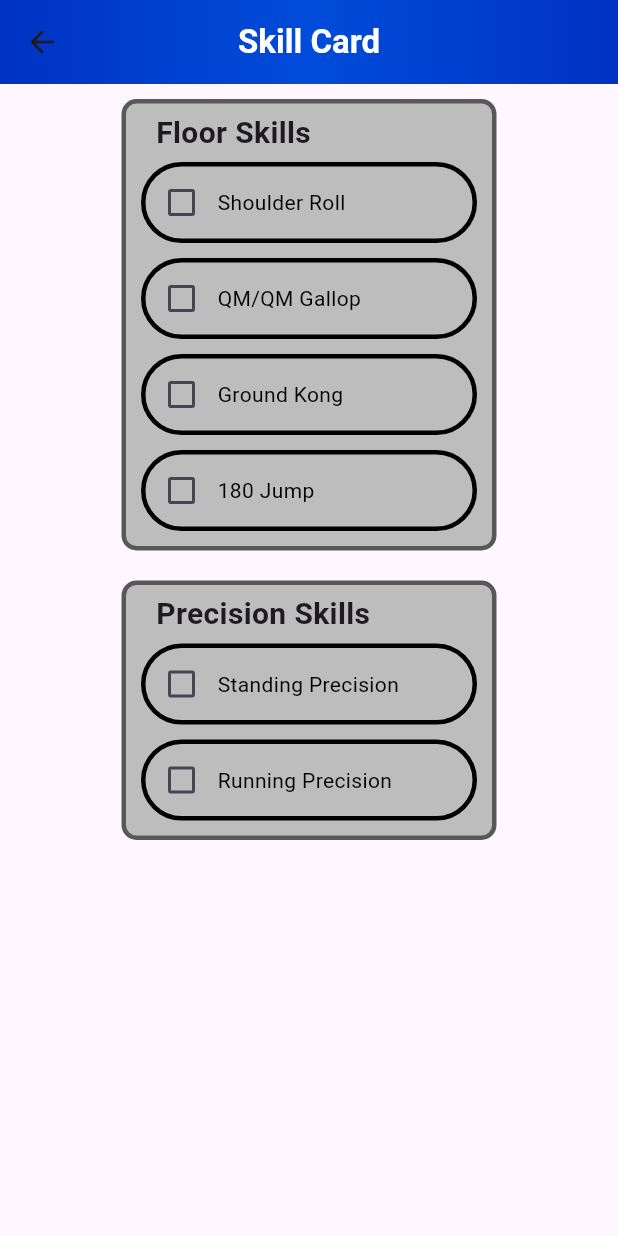
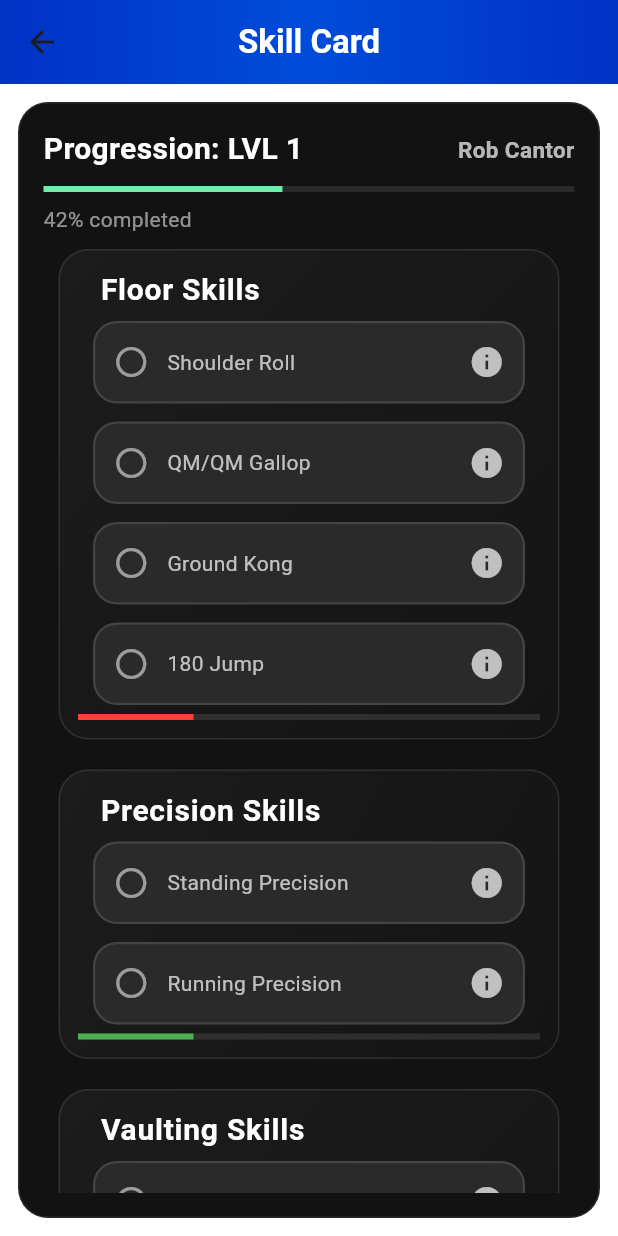
Before and after one commit to Legendaryswordsman2/Rogue-Journeys, a Flutter app: the SkillCardPage screen opened directly, on a phone screen of 412 x 824 dp. Run offline on Flutter 3.47's test engine with Material 3 defaults, Android fonts, the phone set to English and light mode, and no system bars; our stand-ins replace auto_size_text.

Commit message:
Added more to Skill Card Page

```diff
--- a/lib/pages/skill_card_page.dart
+++ b/lib/pages/skill_card_page.dart
@@ -15,8 +15,8 @@ class SkillCardPage extends StatelessWidget {
   @override
   Widget build(BuildContext context) {
     return Scaffold(
+      backgroundColor: Colors.white10,
       appBar: AppBar(
-        // toolbarHeight: 200,
         centerTitle: true,
         title: Text(
           "Skill Card",
@@ -28,19 +28,106 @@ class SkillCardPage extends StatelessWidget {
 
         flexibleSpace: AppbarGradientContainer(),
       ),
-      body: Column(
-        crossAxisAlignment: .center,
+      body: SkillCardView(skillCardDefinition: skillCardDefinition),
+      // body: Column(
+      //   crossAxisAlignment: .center,
+      //   children: [
+      //     SkillCategoryBlock(
+      //       skillCategoryDefinition:
+      //           skillCardDefinition.skillCategories[0],
+      //     ),
+      //     SkillCategoryBlock(
+      //       skillCategoryDefinition:
+      //           skillCardDefinition.skillCategories[1],
+      //     ),
+      //   ],
+      // ),
+    );
+  }
+}
+
+class SkillCardView extends StatelessWidget {
+  const SkillCardView({super.key, required this.skillCardDefinition});
+
+  final SkillCardDefinition skillCardDefinition;
+
+  @override
+  Widget build(BuildContext context) {
+    return Container(
+      margin: EdgeInsets.all(12),
+      padding: EdgeInsets.all(16),
+      decoration: BoxDecoration(
+        borderRadius: BorderRadius.circular(20),
+        color: Color(0xFF121212),
+        border: Border.all(color: Colors.white10),
+      ),
+      child: Column(
         children: [
-          SkillCategoryBlock(
-            skillCategoryDefinition:
-                skillCardDefinition.skillCategories[0],
+          ProgressHeader(),
+
+          Expanded(
+            child: ScrollConfiguration(
+              behavior: ScrollConfiguration.of(
+                context,
+              ).copyWith(overscroll: false),
+              child: ListView(
+                children: skillCardDefinition.skillCategories
+                    .map(
+                      (skillCategory) => SkillCategoryBlock(
+                        skillCategoryDefinition: skillCategory,
                       ),
-          SkillCategoryBlock(
-            skillCategoryDefinition:
-                skillCardDefinition.skillCategories[1],
+                    )
+                    .toList(),
+              ),
+            ),
           ),
         ],
       ),
+    );
+  }
+}
+
+class ProgressHeader extends StatelessWidget {
+  const ProgressHeader({super.key});
+
+  @override
+  Widget build(BuildContext context) {
+    return Column(
+      crossAxisAlignment: .start,
+      children: [
+        Row(
+          mainAxisAlignment: .spaceBetween,
+          children: [
+            Text(
+              "Progression: LVL 1",
+              style: TextStyle(
+                fontSize: 20,
+                fontWeight: FontWeight.bold,
+                color: Colors.white,
+              ),
+            ),
+            Text(
+              "Rob Cantor",
+              style: TextStyle(
+                fontSize: 15,
+                fontWeight: FontWeight.bold,
+                color: Colors.white70,
+              ),
+            ),
+          ],
+        ),
+        SizedBox(height: 10),
+        LinearProgressIndicator(
+          value: 0.45,
+          backgroundColor: Colors.white10,
+          valueColor: AlwaysStoppedAnimation(Colors.greenAccent),
+        ),
+        SizedBox(height: 8),
+        Text(
+          "42% completed",
+          style: TextStyle(color: Colors.white54),
+        ),
+      ],
     );
   }
 }
@@ -55,19 +142,20 @@ class SkillCategoryBlock extends StatelessWidget {
 
   @override
   Widget build(BuildContext context) {
-    return Center(
-      child: Container(
+    return Container(
       margin: EdgeInsets.symmetric(vertical: 10, horizontal: 10),
-        padding: EdgeInsets.all(5),
+      padding: EdgeInsets.all(12),
       decoration: BoxDecoration(
-          color: const Color.fromARGB(255, 190, 189, 189),
-          borderRadius: BorderRadius.circular(10),
-          border: BoxBorder.all(
-            color: const Color.fromARGB(255, 88, 88, 88),
-            width: 3,
+        borderRadius: BorderRadius.circular(20),
+        gradient: const LinearGradient(
+          // colors: [Colors.red, Colors.redAccent],
+          colors: [Color(0xFF1C1C1C), Color(0xFF141414)],
+          begin: Alignment.topLeft,
+          end: Alignment.bottomRight,
         ),
+        border: Border.all(color: Colors.white10),
       ),
-        width: 250,
+      // width: 250,
       child: Column(
         crossAxisAlignment: CrossAxisAlignment.start,
         children: [
@@ -78,38 +166,21 @@ class SkillCategoryBlock extends StatelessWidget {
               style: TextStyle(
                 fontSize: 20,
                 fontWeight: FontWeight.bold,
+                color: Colors.white,
+                letterSpacing: 0.5,
               ),
             ),
           ),
+
           ...skillCategoryDefinition.skills.map(
             (skill) => SkillEntry(skillDefinition: skill),
           ),
-          ],
+          LinearProgressIndicator(
+            value: 1 / 4,
+            backgroundColor: Colors.white10,
+            valueColor: AlwaysStoppedAnimation(
+              skillCategoryDefinition.color,
             ),
-      ),
-    );
-  }
-}
-
-class SkillEntry_Old extends StatelessWidget {
-  final SkillDefinition skillDefinition;
-
-  const SkillEntry_Old({super.key, required this.skillDefinition});
-
-  @override
-  Widget build(BuildContext context) {
-    return Container(
-      margin: EdgeInsets.all(5),
-      decoration: BoxDecoration(
-        borderRadius: BorderRadius.circular(50),
-        border: BoxBorder.all(color: Colors.black, width: 3),
-      ),
-      child: Row(
-        children: [
-          Checkbox(value: false, onChanged: null),
-          Text(
-            skillDefinition.displayName,
-            style: TextStyle(color: Colors.black),
           ),
         ],
       ),
@@ -129,37 +200,73 @@ class SkillEntry extends StatefulWidget {
 class _SkillEntryState extends State<SkillEntry> {
   bool _isChecked = false;
 
+  void _toggle() {
+    setState(() => _isChecked = !_isChecked);
+  }
+
   @override
   Widget build(BuildContext context) {
     return InkWell(
       onTap: () {
-        setState(() {
-          _isChecked = !_isChecked;
-        });
+        _toggle();
       },
-      child: Container(
-        margin: EdgeInsets.all(5),
+      child: AnimatedContainer(
+        duration: Duration(microseconds: 250),
+        curve: Curves.easeOut,
+        margin: const EdgeInsets.symmetric(
+          vertical: 6,
+          horizontal: 10,
+        ),
+        padding: const EdgeInsets.symmetric(
+          horizontal: 12,
+          vertical: 14,
+        ),
         decoration: BoxDecoration(
-          borderRadius: BorderRadius.circular(50),
+          borderRadius: BorderRadius.circular(16),
+          color: _isChecked
+              ? const Color(0xFF1E2A1E)
+              : const Color(0xFF2A2A2A),
           border: Border.all(
-            color: _isChecked ? Colors.green : Colors.black,
-            width: 3,
+            color: _isChecked ? Colors.greenAccent : Colors.white12,
+            width: 1.5,
           ),
+          boxShadow: _isChecked
+              ? [
+                  BoxShadow(
+                    color: Colors.greenAccent.withValues(alpha: 0.25),
+                    blurRadius: 12,
+                    spreadRadius: 1,
+                  ),
+                ]
+              : [],
         ),
         child: Row(
           children: [
-            Checkbox(
-              value: _isChecked,
-              onChanged: (value) {
-                setState(() {
-                  _isChecked = value ?? false;
-                });
-              },
+            AnimatedSwitcher(
+              duration: Duration(milliseconds: 200),
+              child: _isChecked
+                  ? const Icon(
+                      Icons.verified,
+                      color: Colors.greenAccent,
+                    )
+                  : const Icon(
+                      Icons.radio_button_unchecked,
+                      color: Colors.white54,
                     ),
-            Text(
+            ),
+            const SizedBox(width: 12),
+            Expanded(
+              child: Text(
                 widget.skillDefinition.displayName,
-              style: TextStyle(color: Colors.black),
+                style: TextStyle(
+                  color: _isChecked ? Colors.white : Colors.white70,
+                  fontWeight: _isChecked
+                      ? FontWeight.w600
+                      : FontWeight.w400,
                 ),
+              ),
+            ),
+            Icon(Icons.info, color: Colors.white70),
           ],
         ),
       ),
```
Also changed, not shown: assets/data/progression_tree.json (+86 -0 lines), lib/data_objects/progression_tree_info.dart (+40 -0 lines). Lines whose indentation alone changed are shown as unchanged.
